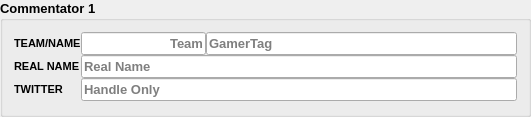
Old version of the form src/layout/TSHCommentator.ui in the repository joaorb64/TournamentStreamHelper.
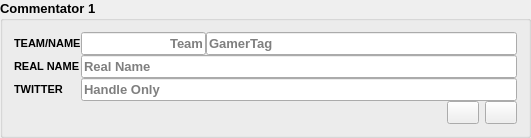
New version of the form.

Commit message: Add button to swap commentators

Patch:
```diff
--- a/src/layout/TSHCommentator.ui
+++ b/src/layout/TSHCommentator.ui
@@ -163,6 +163,70 @@
      </property>
     </widget>
    </item>
+   <item row="4" column="0" colspan="2">
+    <layout class="QHBoxLayout" name="horizontalLayout_4">
+     <property name="spacing">
+      <number>6</number>
+     </property>
+     <item>
+      <spacer name="horizontalSpacer">
+       <property name="orientation">
+        <enum>Qt::Horizontal</enum>
+       </property>
+       <property name="sizeHint" stdset="0">
+        <size>
+         <width>40</width>
+         <height>20</height>
+        </size>
+       </property>
+      </spacer>
+     </item>
+     <item alignment="Qt::AlignRight">
+      <widget class="QPushButton" name="btUp">
+       <property name="sizePolicy">
+        <sizepolicy hsizetype="Maximum" vsizetype="Fixed">
+         <horstretch>0</horstretch>
+         <verstretch>0</verstretch>
+        </sizepolicy>
+       </property>
+       <property name="maximumSize">
+        <size>
+         <width>32</width>
+         <height>16777215</height>
+        </size>
+       </property>
+       <property name="layoutDirection">
+        <enum>Qt::RightToLeft</enum>
+       </property>
+       <property name="text">
+        <string/>
+       </property>
+      </widget>
+     </item>
+     <item alignment="Qt::AlignRight">
+      <widget class="QPushButton" name="btDown">
+       <property name="sizePolicy">
+        <sizepolicy hsizetype="Maximum" vsizetype="Fixed">
+         <horstretch>0</horstretch>
+         <verstretch>0</verstretch>
+        </sizepolicy>
+       </property>
+       <property name="maximumSize">
+        <size>
+         <width>32</width>
+         <height>16777215</height>
+        </size>
+       </property>
+       <property name="layoutDirection">
+        <enum>Qt::RightToLeft</enum>
+       </property>
+       <property name="text">
+        <string/>
+       </property>
+      </widget>
+     </item>
+    </layout>
+   </item>
   </layout>
  </widget>
  <resources/>
```
The commit also changes 3 other files.
